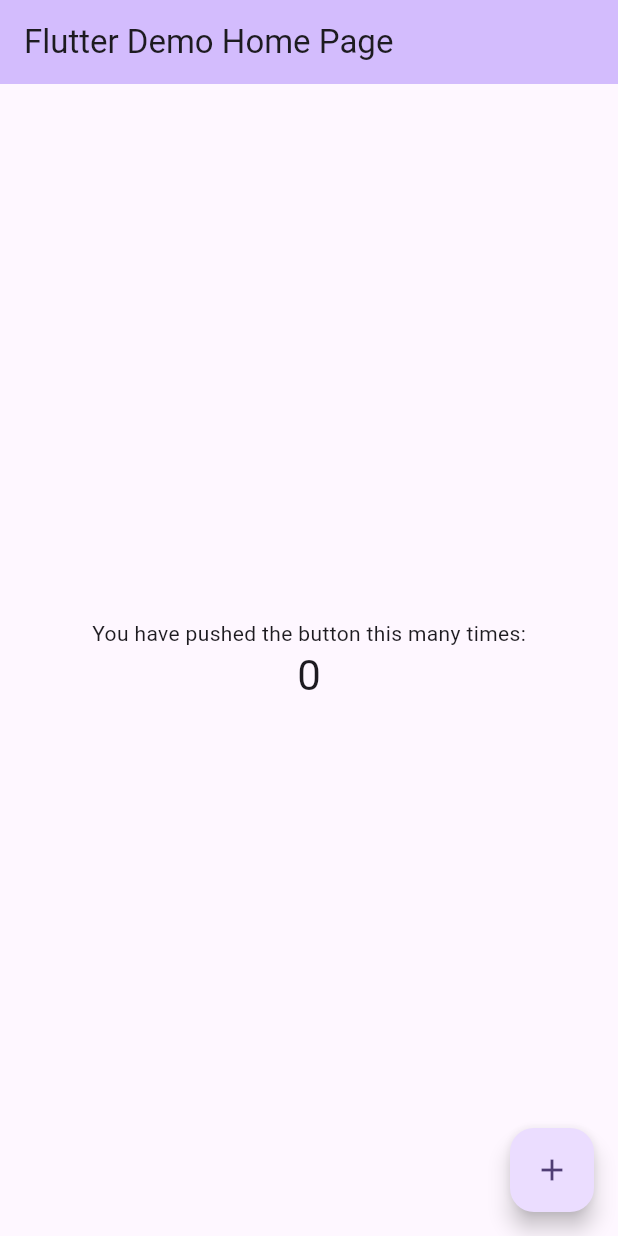
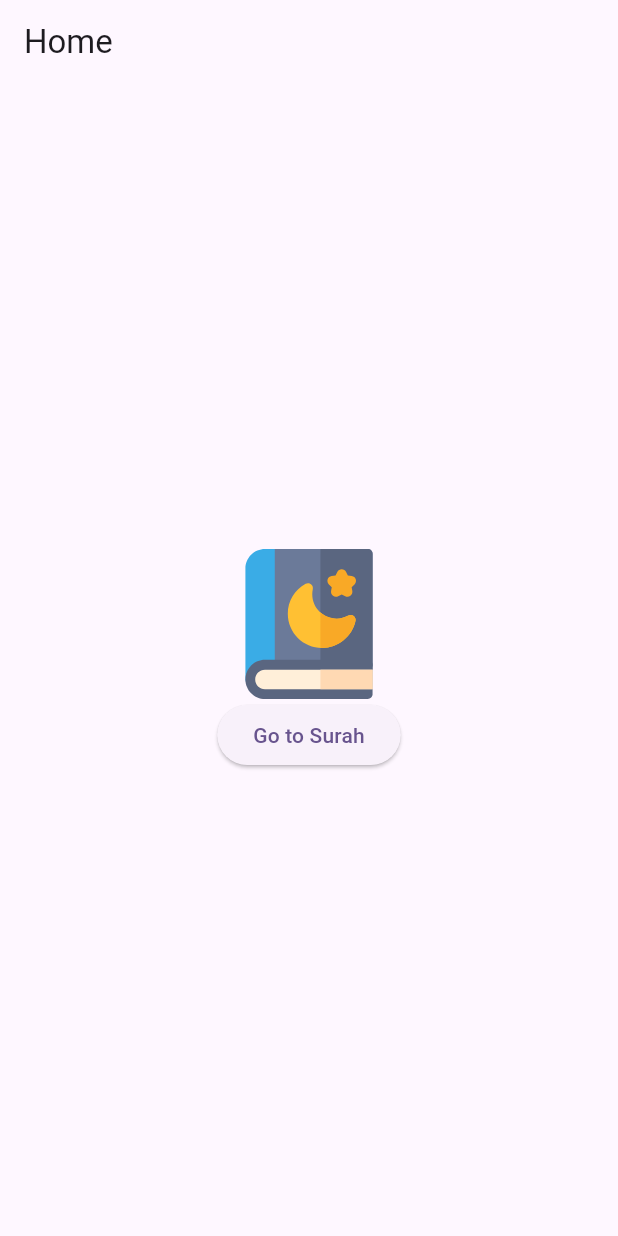
Before and after one commit to muhammadramadhan2045/my-quran-flutter, a Flutter app: the screen it shows after launch, on a phone screen of 412 x 824 dp. Run offline on Flutter 3.47's test engine with Material 3 defaults, Android fonts, the phone set to English and light mode, and no system bars; our stand-ins replace flutter_riverpod, flutter_svg.

Commit message:
done mvp

```diff
--- a/lib/api/url.dart
+++ /dev/null
@@ -1 +0,0 @@
-const String quranBaseUrl = 'https://equran.id/apidev/v2';
--- /dev/null
+++ b/lib/common/constants/url.dart
@@ -0,0 +1,3 @@
+const String quranBaseUrl = 'https://equran.id/api/v2';
+
+get surahUrl => '$quranBaseUrl/surat';
--- a/lib/main.dart
+++ b/lib/main.dart
@@ -1,7 +1,9 @@
 import 'package:flutter/material.dart';
+import 'package:flutter_riverpod/flutter_riverpod.dart';
+import 'package:my_quran/routes/app_routes.dart';
 
 void main() {
-  runApp(const MyApp());
+  runApp(const ProviderScope(child: MyApp()));
 }
 
 class MyApp extends StatelessWidget {
@@ -10,60 +12,14 @@ class MyApp extends StatelessWidget {
   @override
   Widget build(BuildContext context) {
     return MaterialApp(
-      title: 'Flutter Demo',
+      title: 'My Quran',
       theme: ThemeData(
         colorScheme: ColorScheme.fromSeed(seedColor: Colors.deepPurple),
         useMaterial3: true,
       ),
-      home: const MyHomePage(title: 'Flutter Demo Home Page'),
+      debugShowCheckedModeBanner: false,
+      initialRoute: AppRoutes.home,
+      routes: AppRoutes.routes(),
     );
   }
 }
-
-class MyHomePage extends StatefulWidget {
-  const MyHomePage({super.key, required this.title});
-
-  final String title;
-
-  @override
-  State<MyHomePage> createState() => _MyHomePageState();
-}
-
-class _MyHomePageState extends State<MyHomePage> {
-  int _counter = 0;
-
-  void _incrementCounter() {
-    setState(() {
-      _counter++;
-    });
-  }
-
-  @override
-  Widget build(BuildContext context) {
-    return Scaffold(
-      appBar: AppBar(
-        backgroundColor: Theme.of(context).colorScheme.inversePrimary,
-        title: Text(widget.title),
-      ),
-      body: Center(
-        child: Column(
-          mainAxisAlignment: MainAxisAlignment.center,
-          children: <Widget>[
-            const Text(
-              'You have pushed the button this many times:',
-            ),
-            Text(
-              '$_counter',
-              style: Theme.of(context).textTheme.headlineMedium,
-            ),
-          ],
-        ),
-      ),
-      floatingActionButton: FloatingActionButton(
-        onPressed: _incrementCounter,
-        tooltip: 'Increment',
-        child: const Icon(Icons.add),
-      ),
-    );
-  }
-}
--- /dev/null
+++ b/lib/model/data_surah.dart
@@ -0,0 +1,40 @@
+import 'package:json_annotation/json_annotation.dart';
+import 'package:my_quran/model/audio_full.dart';
+import 'package:my_quran/model/ayat.dart';
+import 'package:my_quran/model/surat_selanjutnya.dart';
+
+part 'data_surah.g.dart';
+
+@JsonSerializable()
+class DataSurah {
+  int? nomor;
+  String? nama;
+  String? namaLatin;
+  int? jumlahAyat;
+  String? tempatTurun;
+  String? arti;
+  String? deskripsi;
+  AudioFull? audioFull;
+  List<Ayat>? ayat;
+  SuratSelanjutnya? suratSelanjutnya;
+  SuratSelanjutnya? suratSebelumnya;
+
+  DataSurah({
+    this.nomor,
+    this.nama,
+    this.namaLatin,
+    this.jumlahAyat,
+    this.tempatTurun,
+    this.arti,
+    this.deskripsi,
+    this.audioFull,
+    this.ayat,
+    this.suratSelanjutnya,
+    this.suratSebelumnya,
+  });
+
+  factory DataSurah.fromJson(Map<String, dynamic> json) =>
+      _$DataSurahFromJson(json);
+
+  Map<String, dynamic> toJson() => _$DataSurahToJson(this);
+}
--- a/lib/model/surah.dart
+++ b/lib/model/surah.dart
@@ -1,5 +1,5 @@
 import 'package:json_annotation/json_annotation.dart';
-import 'package:my_quran/model/detail_surah.dart';
+import 'package:my_quran/model/data_surah.dart';
 
 part 'surah.g.dart';
 
@@ -7,7 +7,7 @@ part 'surah.g.dart';
 class Surah {
   int? code;
   String? message;
-  List<DetailSurah>? data;
+  List<DataSurah>? data;
 
   Surah({
     this.code,
--- a/lib/providers/surah_provider.dart
+++ b/lib/providers/surah_provider.dart
@@ -0,0 +1,26 @@
+import 'package:flutter_riverpod/flutter_riverpod.dart';
+import 'package:my_quran/api/api_service.dart';
+import 'package:my_quran/common/constants/url.dart';
+import 'package:my_quran/model/surah.dart';
+
+class SurahNotifier extends StateNotifier<AsyncValue<Surah>> {
+  SurahNotifier() : super(const AsyncValue.loading()) {
+    fetchSurahs();
+  }
+
+  Future<void> fetchSurahs() async {
+    try {
+      state = const AsyncValue.loading();
+      final dynamicData = await ApiService(baseUrl: surahUrl).getData();
+
+      Surah surah = Surah.fromJson(dynamicData);
+      state = AsyncValue.data(surah);
+    } catch (e, stackTrace) {
+      state = AsyncValue.error(e, stackTrace);
+    }
+  }
+}
+
+final surahProvider = StateNotifierProvider<SurahNotifier, AsyncValue<Surah>>(
+  (ref) => SurahNotifier(),
+);
--- /dev/null
+++ b/lib/routes/app_routes.dart
@@ -0,0 +1,24 @@
+import 'package:flutter/material.dart';
+import 'package:my_quran/screens/home/home_screen.dart';
+import 'package:my_quran/screens/quran/detail_surah_screen.dart';
+import 'package:my_quran/screens/quran/surah_screen.dart';
+
+class AppRoutes {
+  static const String home = '/';
+  static const String surah = '/surah';
+  static const String detailSurah = '/detail-surah';
+
+  static Map<String, WidgetBuilder> routes() {
+    return {
+      home: (context) => const HomeScreen(),
+      surah: (context) => const SurahScreen(),
+      detailSurah: (context) {
+        final args =
+            ModalRoute.of(context)?.settings.arguments as Map<String, dynamic>;
+        return DetailSurahScreen(
+          id: args['id'],
+        );
+      },
+    };
+  }
+}
--- a/lib/screens/home/home_screen.dart
+++ b/lib/screens/home/home_screen.dart
@@ -0,0 +1,37 @@
+import 'package:flutter/material.dart';
+import 'package:flutter_svg/flutter_svg.dart';
+import 'package:my_quran/routes/app_routes.dart';
+
+class HomeScreen extends StatelessWidget {
+  const HomeScreen({super.key});
+
+  @override
+  Widget build(BuildContext context) {
+    return Scaffold(
+      appBar: AppBar(
+        title: const Text('Home'),
+      ),
+      body: Column(
+        mainAxisAlignment: MainAxisAlignment.center,
+        children: <Widget>[
+          Center(
+            child: SvgPicture.asset(
+              'assets/icons/icon_quran.svg',
+              width: 100,
+              height: 100,
+            ),
+          ),
+          ElevatedButton(
+            onPressed: () {
+              Navigator.pushNamed(
+                context,
+                AppRoutes.surah,
+              );
+            },
+            child: const Text('Go to Surah'),
+          ),
+        ],
+      ),
+    );
+  }
+}
```
Also changed, not shown: lib/api/api_service.dart (+48 -0 lines), lib/model/audio_full.dart (+3 -16 lines), lib/model/ayat.dart (added, +24 -0 lines), lib/model/detail_surah.dart (+7 -20 lines), lib/model/surat_selanjutnya.dart (added, +16 -0 lines), lib/providers/detail_surah_provider.dart (added, +39 -0 lines), lib/screens/quran/detail_surah_screen.dart (+119 -0 lines), lib/screens/quran/surah_screen.dart (+71 -0 lines), pubspec.yaml (+5 -3 lines), assets/icons/icon_quran.svg (added), lib/model/ayat.g.dart (added), lib/model/data_surah.g.dart (added), lib/model/detail_surah.g.dart, lib/model/surah.g.dart, 2 more files, 1 other file.
